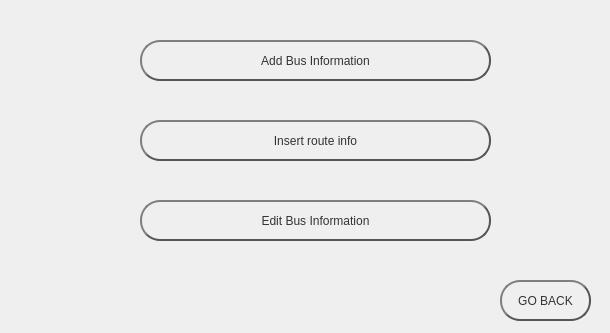
Qt form adminpage.ui (ozaishan/Project-Busbee) before a commit.
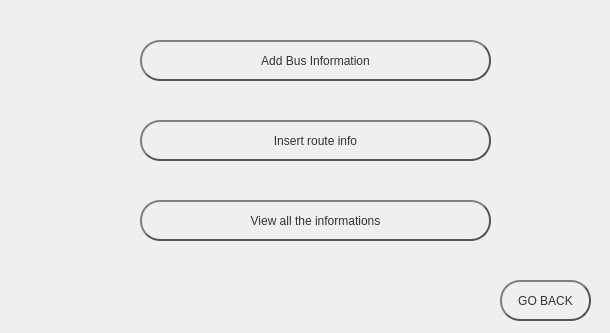
The same form after that commit.

Diff of the .ui file:
```diff
--- a/adminpage.ui
+++ b/adminpage.ui
@@ -76,7 +76,7 @@
 }</string>
    </property>
    <property name="text">
-    <string>Edit Bus Information</string>
+    <string>View all the informations</string>
    </property>
   </widget>
   <widget class="QPushButton" name="pushButton_3">
```
